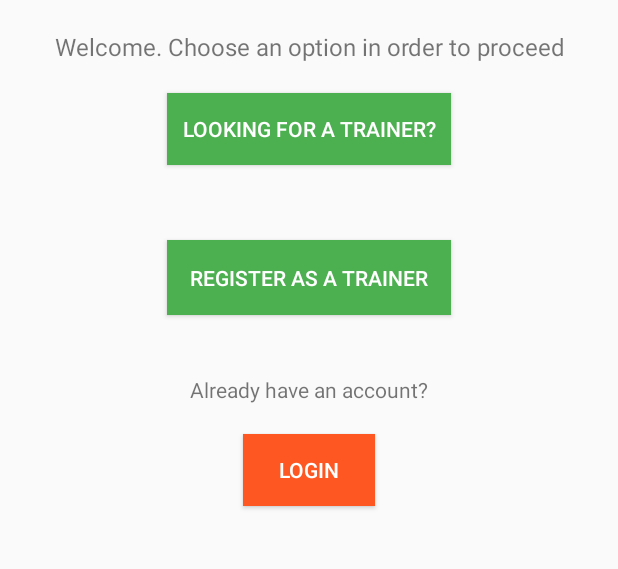
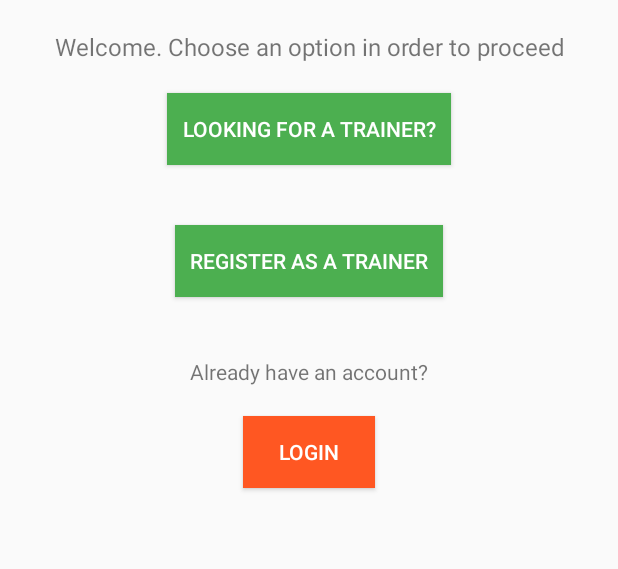
Before and after one commit to chyupa/Capstone, an Android app: the screen it shows after launch (MainActivity), on a phone screen of 412 x 824 dp, the part 84-653 px from its top. Run offline under Robolectric (Android 15) with nearby library versions, the phone set to English and light mode, and no system bars.

Commit message:
extracted all dimensions and strings

```diff
--- a/app/src/main/java/com/udacity/capstone/activities/login/LoginActivity.java
+++ b/app/src/main/java/com/udacity/capstone/activities/login/LoginActivity.java
@@ -50,15 +50,15 @@ public class LoginActivity extends AppCompatActivity {
                 loginError.setText("");
 
                 if (emailInput.getText().toString().isEmpty()) {
-                    emailInput.setError("Email is required");
+                    emailInput.setError(getString(R.string.error_required_email));
                     success = false;
                 } else if (!isEmailValid(emailInput.getText().toString())) {
-                    emailInput.setError("Invalid Email Address");
+                    emailInput.setError(getString(R.string.error_invalid_email));
                     success = false;
                 }
 
                 if (passwordInput.getText().toString().isEmpty()) {
-                    passwordInput.setError("Password is required");
+                    passwordInput.setError(getString(R.string.error_required_password));
                     success = false;
                 }
 
--- a/app/src/main/res/layout/activity_main.xml
+++ b/app/src/main/res/layout/activity_main.xml
@@ -16,10 +16,10 @@
         <TextView
             android:layout_width="match_parent"
             android:layout_height="wrap_content"
-            android:layout_margin="20dp"
+            android:layout_margin="@dimen/login_input_mt"
             android:gravity="center"
-            android:text="Welcome. Choose an option in order to proceed"
-            android:textSize="16sp" />
+            android:text="@string/welcome_message"
+            android:textSize="@dimen/profile_info_text_size" />
 
         <Button
             android:id="@+id/lookForProfilesBtn"
@@ -27,8 +27,8 @@
             android:layout_height="wrap_content"
             android:layout_gravity="center"
             android:background="@color/colorPrimary"
-            android:padding="10dp"
-            android:text="Looking for a trainer?"
+            android:padding="@dimen/cardview_padding"
+            android:text="@string/looking_for_a_trainer"
             android:textColor="@android:color/white" />
 
         <Button
@@ -36,28 +36,28 @@
             android:layout_width="wrap_content"
             android:layout_height="wrap_content"
             android:layout_gravity="center"
-            android:layout_marginTop="50dp"
+            android:layout_marginTop="@dimen/main_buttons_mt"
             android:background="@color/colorPrimary"
-            android:padding="15dp"
-            android:text="Register as a trainer"
+            android:padding="@dimen/button_padding"
+            android:text="@string/register_as_a_trainer"
             android:textColor="@android:color/white" />
 
         <TextView
             android:layout_width="wrap_content"
             android:layout_height="wrap_content"
-            android:layout_marginTop="40dp"
+            android:layout_marginTop="@dimen/main_buttons_mt"
             android:layout_gravity="center"
-            android:text="Already have an account?"/>
+            android:text="@string/already_have_an_account"/>
 
         <Button
             android:id="@+id/loginBtn"
             android:layout_width="wrap_content"
             android:layout_height="wrap_content"
-            android:text="Login"
+            android:text="@string/login"
             android:background="@color/colorAccent"
             android:textColor="@android:color/white"
             android:layout_gravity="center"
-            android:layout_marginTop="20dp"/>
+            android:layout_marginTop="@dimen/login_input_mt"/>
 
     </LinearLayout>
 
--- a/app/src/main/res/layout/app_bar.xml
+++ b/app/src/main/res/layout/app_bar.xml
@@ -16,7 +16,7 @@
             android:layout_height="wrap_content"
             android:text="@string/app_name"
             android:textColor="@android:color/white"
-            android:textSize="25sp"
+            android:textSize="@dimen/app_name_text_size"
             android:gravity="center"
 
             />
--- a/app/src/main/res/layout/fragment_profiles.xml
+++ b/app/src/main/res/layout/fragment_profiles.xml
@@ -11,8 +11,8 @@
 
     <ProgressBar
         android:id="@+id/progressBar"
-        android:layout_width="50dp"
-        android:layout_height="50dp"
+        android:layout_width="@dimen/progress_bar"
+        android:layout_height="@dimen/progress_bar"
         android:visibility="visible"
         android:layout_centerHorizontal="true"
         />
@@ -23,7 +23,7 @@
         android:layout_height="wrap_content"
         android:layout_below="@+id/progressBar"
         android:divider="@android:color/transparent"
-        android:dividerHeight="15dp">
+        android:dividerHeight="@dimen/profiles_divider_height">
     </ListView>
 
 
--- a/app/src/main/res/layout/nav_header_profile.xml
+++ b/app/src/main/res/layout/nav_header_profile.xml
@@ -16,12 +16,10 @@
         android:id="@+id/profileImage"
         android:paddingTop="@dimen/nav_header_vertical_spacing"
         android:src="@android:drawable/sym_def_app_icon"
-        android:layout_width="70dp"
-        android:layout_height="70dp"
+        android:layout_width="@dimen/round_image"
+        android:layout_height="@dimen/round_image"
         fresco:roundAsCircle="true"
         fresco:roundedCornerRadius="1dp"/>
-
-
 
     <TextView
         android:id="@+id/profileName"
--- a/app/src/main/res/values/dimens.xml
+++ b/app/src/main/res/values/dimens.xml
@@ -7,4 +7,18 @@
     <dimen name="nav_header_height">160dp</dimen>
     <dimen name="fab_margin">16dp</dimen>
     <dimen name="appbar_padding_top">8dp</dimen>
+    <dimen name="login_input_width">200dp</dimen>
+    <dimen name="login_first_input_mt">80dp</dimen>
+    <dimen name="login_input_mt">20dp</dimen>
+    <dimen name="error_text_size">20sp</dimen>
+    <dimen name="app_name_text_size">25sp</dimen>
+    <dimen name="progress_bar">50dp</dimen>
+    <dimen name="profiles_divider_height">15dp</dimen>
+    <dimen name="profile_name">25sp</dimen>
+    <dimen name="cardview_padding">10dp</dimen>
+    <dimen name="profile_section_title">20sp</dimen>
+    <dimen name="profile_info_text_size">16sp</dimen>
+    <dimen name="button_padding">10dp</dimen>
+    <dimen name="round_image">70dp</dimen>
+    <dimen name="main_buttons_mt">40dp</dimen>
 </resources>
--- a/app/src/main/res/values/strings.xml
+++ b/app/src/main/res/values/strings.xml
@@ -11,4 +11,24 @@
 
     <string name="rate">$ %1.0f / hour</string>
     <string name="dashboard">My Profile</string>
+    <string name="error_required_email">Email is required</string>
+    <string name="error_invalid_email">Invalid Email Address</string>
+    <string name="error_required_password">Password is required</string>
+    <string name="email_hint">Email</string>
+    <string name="password_hint">Password</string>
+    <string name="login_button">Login</string>
+    <string name="profile_section_bio">Bio</string>
+    <string name="profile_info_bio_demo">Lorem ipsum dolor sit amet, consectetur adipiscing elit. Fusce eu ante mi. Nunc efficitur blandit tellus in aliquam. Sed ultrices iaculis faucibus. Duis eleifend quis velit nec sagittis. Fusce gravida urna et dictum malesuada. Proin iaculis, arcu quis aliquam tincidunt, elit diam dapibus felis, nec aliquet magna magna sit amet eros. Nam ultrices ex ut metus fermentum, non consectetur turpis accumsan. Ut eu lobortis velit. Duis dui lectus, convallis id orci quis, convallis vestibulum augue. Nam eu dolor magna. Etiam et sodales lacus. Integer posuere id nisl a ullamcorper. Aliquam eget enim sed enim imperdiet eleifend. Vivamus sit amet lacus in augue gravida imperdiet. Quisque sit amet nulla purus.</string>
+    <string name="profile_skills_title">Skills</string>
+    <string name="profile_postcode_title">Postcode</string>
+    <string name="profile_postcode_demo">SE4 1QB</string>
+    <string name="profile_map_btn">See on map</string>
+    <string name="mail_subject">Capstone - Request for session</string>
+    <string name="profile_not_found">Profile was not found</string>
+    <string name="profile_rate_title">Rate</string>
+    <string name="welcome_message">Welcome. Choose an option in order to proceed</string>
+    <string name="looking_for_a_trainer">Looking for a trainer?</string>
+    <string name="register_as_a_trainer">Register as a trainer</string>
+    <string name="already_have_an_account">Already have an account?</string>
+    <string name="login">Login</string>
 </resources>
```
Also changed, not shown: app/src/main/java/com/udacity/capstone/activities/profile/ProfileActivity.java (+13 -7 lines), app/src/main/java/com/udacity/capstone/activities/profile/ProfilesActivity.java (+11 -15 lines), app/src/main/res/layout/activity_login.xml (+10 -10 lines), app/src/main/res/layout/content_profile.xml (+24 -24 lines), app/src/main/res/layout/content_profile_single.xml (+21 -21 lines).
